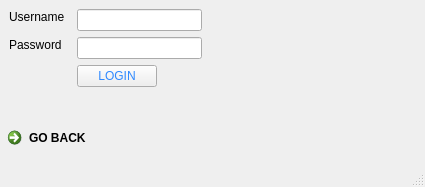
Old version of the form login_window.ui in the repository tapish13031997/OVV.
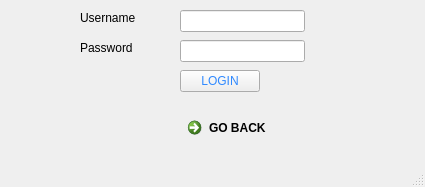
New version of the form.

Diff of the .ui file:
```diff
--- a/login_window.ui
+++ b/login_window.ui
@@ -23,9 +23,9 @@
    <widget class="QLabel" name="label">
     <property name="geometry">
      <rect>
-      <x>9</x>
-      <y>9</y>
-      <width>62</width>
+      <x>80</x>
+      <y>10</y>
+      <width>81</width>
       <height>16</height>
      </rect>
     </property>
@@ -36,8 +36,8 @@
    <widget class="QLineEdit" name="Username_lineEdit">
     <property name="geometry">
      <rect>
-      <x>77</x>
-      <y>9</y>
+      <x>180</x>
+      <y>10</y>
       <width>125</width>
       <height>22</height>
      </rect>
@@ -46,9 +46,9 @@
    <widget class="QLabel" name="label_2">
     <property name="geometry">
      <rect>
-      <x>9</x>
-      <y>37</y>
-      <width>57</width>
+      <x>80</x>
+      <y>40</y>
+      <width>71</width>
       <height>16</height>
      </rect>
     </property>
@@ -59,8 +59,8 @@
    <widget class="QLineEdit" name="password_lineEdit">
     <property name="geometry">
      <rect>
-      <x>77</x>
-      <y>37</y>
+      <x>180</x>
+      <y>40</y>
       <width>125</width>
       <height>22</height>
      </rect>
@@ -72,8 +72,8 @@
    <widget class="QPushButton" name="login_button">
     <property name="geometry">
      <rect>
-      <x>77</x>
-      <y>65</y>
+      <x>180</x>
+      <y>70</y>
       <width>80</width>
       <height>22</height>
      </rect>
@@ -97,8 +97,8 @@
    <widget class="QCommandLinkButton" name="commandLinkButton">
     <property name="geometry">
      <rect>
-      <x>0</x>
-      <y>120</y>
+      <x>180</x>
+      <y>110</y>
       <width>174</width>
       <height>41</height>
      </rect>
```
